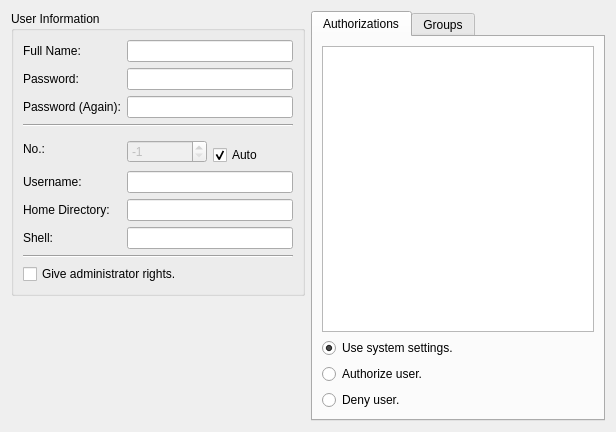
Above: kde4/user-manager/manager/ui/edituser.ui from pars-linux/uludag before the change. Below: the same form after it.
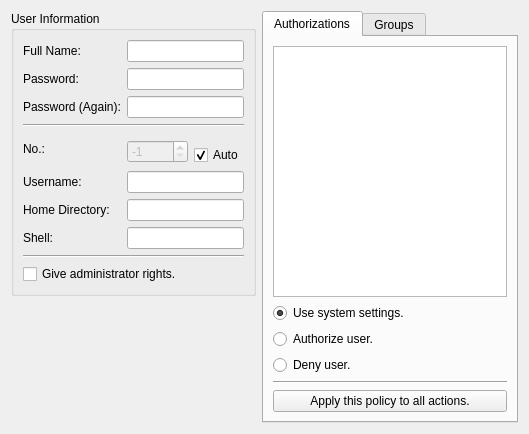
That is the form after the change.

Commit message: - Apply specified policy to all actions

What changed in the file:
```diff
--- a/kde4/user-manager/manager/ui/edituser.ui
+++ b/kde4/user-manager/manager/ui/edituser.ui
@@ -6,8 +6,8 @@
    <rect>
     <x>0</x>
     <y>0</y>
-    <width>616</width>
-    <height>432</height>
+    <width>529</width>
+    <height>434</height>
    </rect>
   </property>
   <property name="sizePolicy">
@@ -274,6 +274,20 @@
          </property>
         </widget>
        </item>
+       <item row="4" column="0">
+        <widget class="Line" name="line_3">
+         <property name="orientation">
+          <enum>Qt::Horizontal</enum>
+         </property>
+        </widget>
+       </item>
+       <item row="5" column="0">
+        <widget class="QPushButton" name="pushAuth">
+         <property name="text">
+          <string>Apply this policy to all actions.</string>
+         </property>
+        </widget>
+       </item>
       </layout>
      </widget>
      <widget class="QWidget" name="tabGroups">
```
The commit also changes 8 other files.
